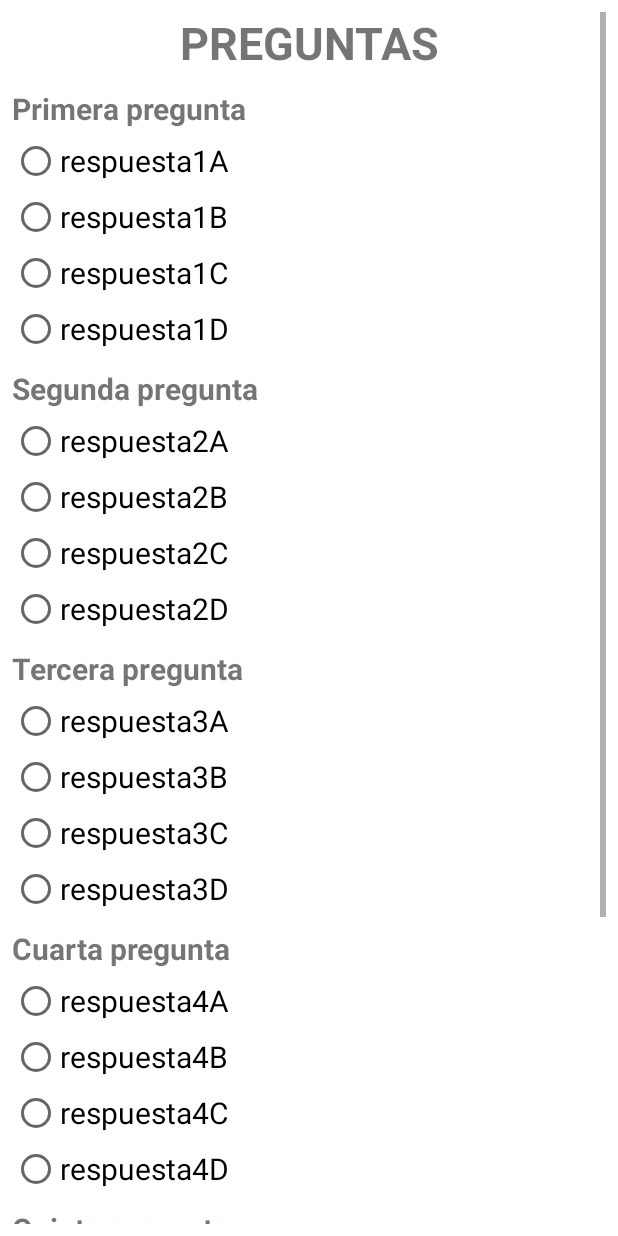
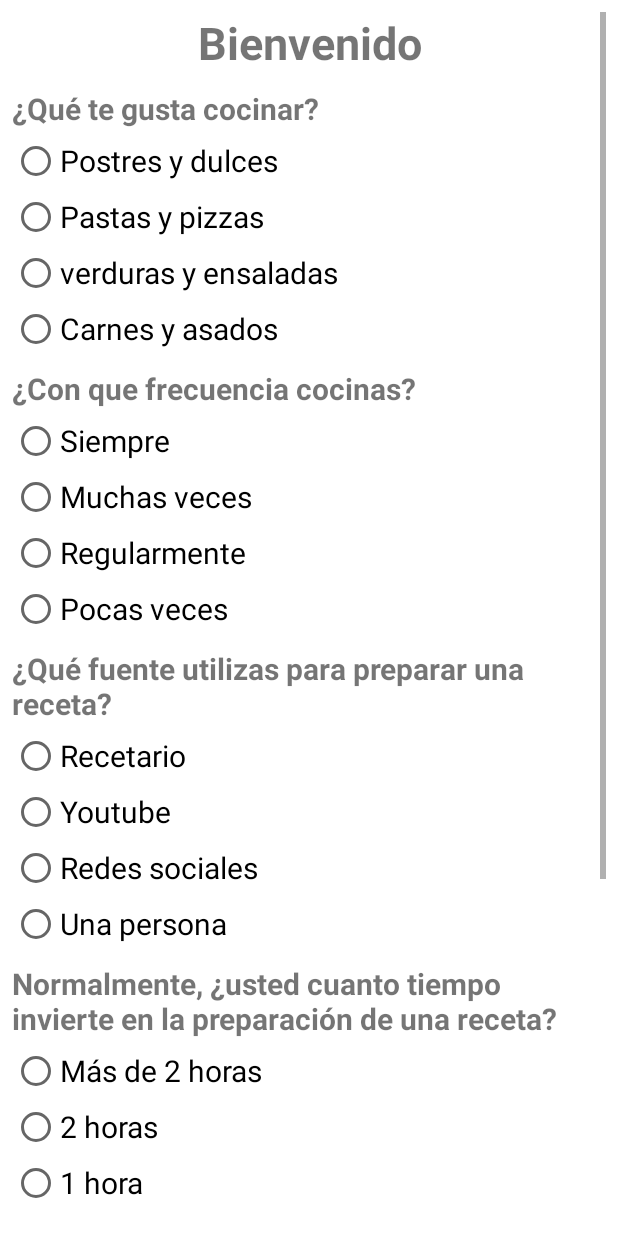
Before and after one commit to felipej9805/Practico2, an Android app: the Encuesta screen opened directly, with no data from a screen before it, on a phone screen of 412 x 824 dp. Run offline under Robolectric (Android 15) with nearby library versions, the phone set to English and light mode, and no system bars; our stand-ins replace Firebase (no records; nobody signed in at launch, a user with empty details on screens opened directly).

Commit message:
Cambios de encuesta

```diff
--- a/app/src/main/res/layout/activity_encuesta.xml
+++ b/app/src/main/res/layout/activity_encuesta.xml
@@ -18,12 +18,12 @@
 
             <TextView
                 style="@style/style_titulos"
-                android:text="PREGUNTAS" />
+                android:text="Bienvenido" />
 
             <!-- PREGUNTA 1-->
             <TextView
                 style="@style/style_preguntas"
-                android:text="Primera pregunta" />
+                android:text="¿Qué te gusta cocinar?" />
 
             <RadioGroup
                 android:id="@+id/opcionesP1"
@@ -33,27 +33,27 @@
             <RadioButton
                 android:id="@+id/resp_1A"
                 style="@style/style_opciones"
-                android:text="respuesta1A" />
+                android:text="Postres y dulces" />
 
             <RadioButton
                 android:id="@+id/resp_1B"
                 style="@style/style_opciones"
-                android:text="respuesta1B" />
+                android:text="Pastas y pizzas" />
 
             <RadioButton
                 android:id="@+id/resp_1C"
                 style="@style/style_opciones"
-                android:text="respuesta1C" />
+                android:text="verduras y ensaladas" />
 
             <RadioButton
                 android:id="@+id/resp_1D"
                 style="@style/style_opciones"
-                android:text="respuesta1D" />
+                android:text="Carnes y asados" />
 
             <!--PREGUNTA 2-->
             <TextView
                 style="@style/style_preguntas"
-                android:text="Segunda pregunta" />
+                android:text="¿Con que frecuencia cocinas?" />
 
             <RadioGroup
                 android:id="@+id/opcionesP2"
@@ -63,34 +63,30 @@
             <RadioButton
                 android:id="@+id/resp_2A"
                 style="@style/style_opciones"
-                android:onClick="selectItem"
-                android:text="respuesta2A" />
+                android:text="Siempre" />
 
             <RadioButton
                 android:id="@+id/resp_2B"
                 style="@style/style_opciones"
-                android:onClick="selectItem"
-                android:text="respuesta2B"
+                android:text="Muchas veces"
                 />
 
             <RadioButton
                 android:id="@+id/resp_2C"
                 style="@style/style_opciones"
-                android:onClick="selectItem"
-                android:text="respuesta2C"
+                android:text="Regularmente"
                 />
 
             <RadioButton
                 android:id="@+id/resp_2D"
                 style="@style/style_opciones"
-                android:onClick="selectItem"
-                android:text="respuesta2D"
+                android:text="Pocas veces"
                 />
 
             <!--TERCERA PREGUNTA-->
             <TextView
                 style="@style/style_preguntas"
-                android:text="Tercera pregunta"
+                android:text="¿Qué fuente utilizas para preparar una receta?"
                 android:textSize="20sp"
                 />
 
@@ -102,27 +98,27 @@
             <RadioButton
                 android:id="@+id/resp_3A"
                 style="@style/style_opciones"
-                android:text="respuesta3A" />
+                android:text="Recetario" />
 
             <RadioButton
                 android:id="@+id/resp_3B"
                 style="@style/style_opciones"
-                android:text="respuesta3B" />
+                android:text="Youtube" />
 
             <RadioButton
                 android:id="@+id/resp_3C"
                 style="@style/style_opciones"
-                android:text="respuesta3C" />
+                android:text="Redes sociales" />
 
             <RadioButton
                 android:id="@+id/resp_3D"
                 style="@style/style_opciones"
-                android:text="respuesta3D" />
+                android:text="Una persona" />
 
             <!--CUARTA PREGUNTA-->
             <TextView
                 style="@style/style_preguntas"
-                android:text="Cuarta pregunta"
+                android:text="Normalmente, ¿usted cuanto tiempo invierte en la preparación de una receta?"
                 />
             <RadioGroup
                 android:id="@+id/opcionesP4"
@@ -131,32 +127,32 @@
 
             <RadioButton
                 android:id="@+id/resp_4A"
-                android:text="respuesta4A"
+                android:text="Más de 2 horas"
                 style="@style/style_opciones"
                 />
 
             <RadioButton
                 android:id="@+id/resp_4B"
-                android:text="respuesta4B"
+                android:text="2 horas"
                 style="@style/style_opciones"
                 />
 
             <RadioButton
                 android:id="@+id/resp_4C"
-                android:text="respuesta4C"
+                android:text="1 hora"
                 style="@style/style_opciones"
                 />
 
             <RadioButton
                 android:id="@+id/resp_4D"
                 android:onClick="selectItem"
-                android:text="respuesta4D"
+                android:text="Menos de 1 hora"
                 style="@style/style_opciones"
                 />
 
             <!--PREGUNTA CINCO-->
             <TextView
-                android:text="Quinta pregunta"
+                android:text="¿Qué sensación tiene usted al cocinar?"
                 style="@style/style_preguntas"
                 />
             <RadioGroup
@@ -166,25 +162,25 @@
 
             <RadioButton
                 android:id="@+id/resp_5A"
-                android:text="respuesta5A"
+                android:text="Felicidad"
                 style="@style/style_opciones"
                 />
 
             <RadioButton
                 android:id="@+id/resp_5B"
-                android:text="respuesta5B"
+                android:text="Tristeza"
                 style="@style/style_opciones"
                 />
 
             <RadioButton
                 android:id="@+id/resp_5C"
-                android:text="respuesta5C"
+                android:text="Ansiedad"
                 style="@style/style_opciones"
                 />
 
             <RadioButton
                 android:id="@+id/resp_5D"
-                android:text="respuesta5D"
+                android:text="Placer"
                 style="@style/style_opciones"
                 />
 
```
Also changed, not shown: app/src/main/java/com/example/felipe/practico2/Encuesta.java (+125 -271 lines).
